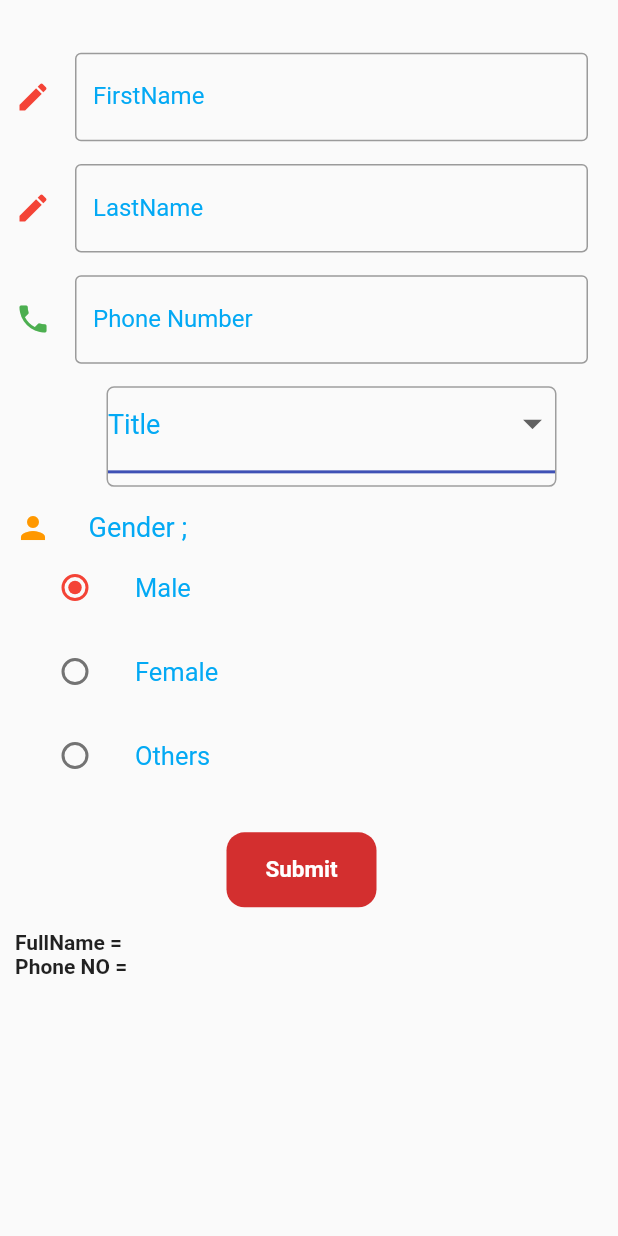
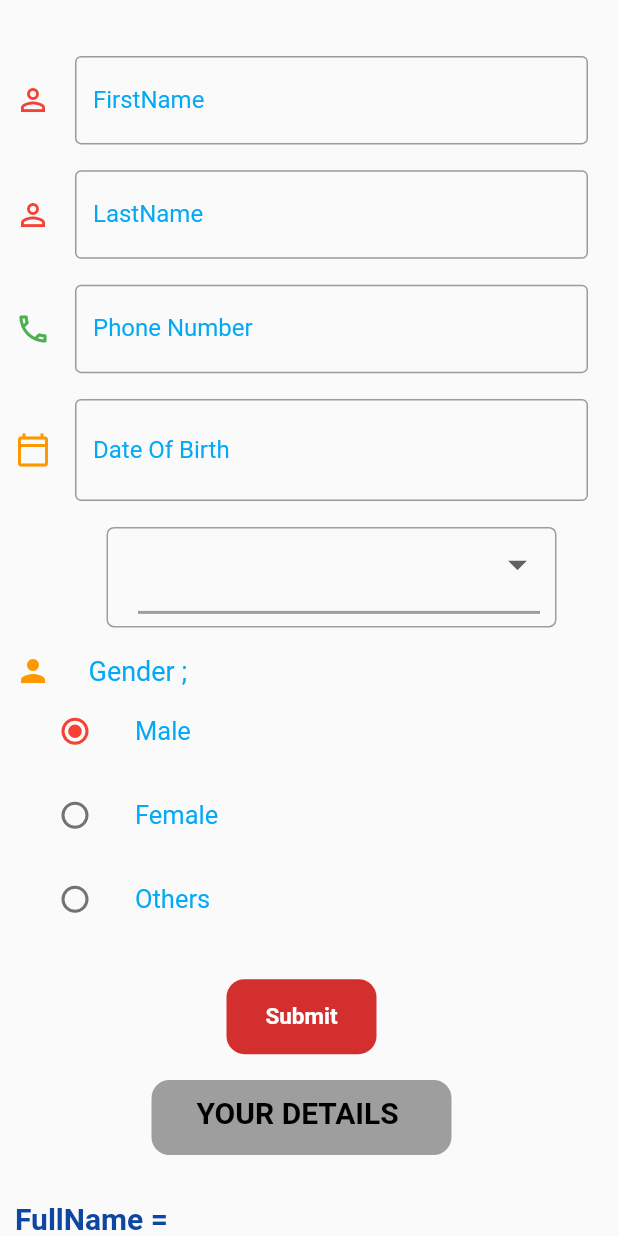
Before and after one commit to Juwonlo/RegPage, a Flutter app: the screen it shows after launch, on a phone screen of 412 x 824 dp. Run offline on Flutter 3.47's test engine with Material 2 defaults, Android fonts, the phone set to English and light mode, and no system bars.

Commit message:
Updated UI

```diff
--- a/lib/regPage.dart
+++ b/lib/regPage.dart
@@ -1,4 +1,4 @@
-import 'dart:ui';
+//import 'dart:ui';
 
 import 'package:flutter/material.dart';
 import 'package:registration/extra.dart';
@@ -15,21 +15,29 @@ class _DisplayState extends State<Display> {
   TextEditingController firstname = new TextEditingController();
   TextEditingController lastname = new TextEditingController();
   TextEditingController number = new TextEditingController();
+  TextEditingController age = new TextEditingController();
 
   Gender _name = Gender.Male;
-  String _dropDownValue;
-  Color _colors = Colors.red[700];
+  String _dropDownValue = '';
+  //Color _colors = Colors.red[700];
+  //Color _color = Colors.green[700];
   String firstnameText = '';
   String lastnameText = '';
   String numberText = '';
+  String ageText = '';
+
+  Color _pressAttention = Colors.red[700];
 
   void Change() {
-    Color _color = Colors.green[700];
     firstnameText = firstname.text;
     lastnameText = lastname.text;
     numberText = number.text;
+    ageText = age.text;
 
-    if (firstnameText == '' || lastnameText == '' || numberText == ''   ) {
+    if (firstnameText == '' ||
+        lastnameText == '' ||
+        numberText == '' ||
+        ageText == '') {
       final snackBar = SnackBar(
         content: Text('Complete Your Details!'),
       );
@@ -37,34 +45,65 @@ class _DisplayState extends State<Display> {
       //print(_color);
       //Navigator.push(
       //context, MaterialPageRoute(builder: (context) => Answerme()));
+      //
     } else {
-
       setState(() {
         displayVisbility();
       });
-
-
-
     }
   }
 
   Widget displayVisbility() {
     return Container(
+      height: 300,
       child: Column(
         mainAxisAlignment: MainAxisAlignment.spaceEvenly,
+        crossAxisAlignment: CrossAxisAlignment.start,
         children: [
-          Text("FullName ="+ ' '+
-              firstnameText.toString() +
+          Text(
+            "FullName =" +
                 " " +
-              lastnameText.toString(),
+                lastnameText.toString() +
+                ' ' +
+                firstnameText.toString(),
             style: TextStyle(
               fontWeight: FontWeight.bold,
+              fontSize: 20,
+              color: Colors.blue[900],
             ),
           ),
-          Text('Phone NO ='+ ' ' + numberText.toString(),
+          Text(
+            'Phone NO =' + ' ' + '0' + numberText.toString(),
             style: TextStyle(
               fontWeight: FontWeight.bold,
-              ),),
+              fontSize: 20,
+              color: Colors.blue[900],
+            ),
+          ),
+          Text(
+            'Date Of Birth =' + ' ' + ageText.toString(),
+            style: TextStyle(
+              fontWeight: FontWeight.bold,
+              fontSize: 20,
+              color: Colors.blue[900],
+            ),
+          ),
+          Text(
+            'Gender =' + ' ' + _name.toString(),
+            style: TextStyle(
+              fontWeight: FontWeight.bold,
+              fontSize: 20,
+              color: Colors.blue[900],
+            ),
+          ),
+          Text(
+            'Title =' + ' ' + _dropDownValue.toString(),
+            style: TextStyle(
+              fontWeight: FontWeight.bold,
+              fontSize: 20,
+              color: Colors.blue[900],
+            ),
+          ),
         ],
       ),
     );
@@ -72,7 +111,7 @@ class _DisplayState extends State<Display> {
 
   Widget collectDetail() {
     return Container(
-      height: 600,
+      height: 700,
       child: Column(
         mainAxisAlignment: MainAxisAlignment.spaceEvenly,
         children: [
@@ -81,30 +120,55 @@ class _DisplayState extends State<Display> {
             keyboardType: TextInputType.name,
             decoration: InputDecoration(
               border: OutlineInputBorder(),
+              hintText: 'Please Provide Your Name',
+              hintStyle: TextStyle(
+                  //fontFamily: 'Pacifico'
+                  ),
               labelText: 'FirstName',
               labelStyle: TextStyle(color: Colors.lightBlue),
-              icon: Icon(Icons.create, color: Colors.red),
+              icon: Icon(Icons.perm_identity, color: Colors.red),
             ),
           ),
           TextField(
             controller: lastname,
             decoration: InputDecoration(
                 border: OutlineInputBorder(),
+                hintText: 'Please Provide Your SurName',
+                hintStyle: TextStyle(
+                    //fontFamily: 'Pacifico'
+                    ),
                 labelText: 'LastName',
                 labelStyle: TextStyle(color: Colors.lightBlue),
-                icon: Icon(Icons.create, color: Colors.red)),
+                icon: Icon(Icons.perm_identity, color: Colors.red)),
           ),
           TextField(
             controller: number,
             keyboardType: TextInputType.phone,
             decoration: InputDecoration(
                 border: OutlineInputBorder(),
+                prefixText: '+234',
+                prefixStyle: TextStyle(color: Colors.black87),
                 labelText: 'Phone Number',
                 labelStyle: TextStyle(color: Colors.lightBlue),
                 icon: Icon(
-                  Icons.phone,
+                  Icons.phone_outlined,
                   color: Colors.green,
                 )),
+          ),
+          TextFormField(
+            controller: age,
+            keyboardType: TextInputType.datetime,
+            decoration: InputDecoration(
+              border: OutlineInputBorder(),
+              hintText: 'Please Provide Your Age',
+              hintStyle: TextStyle(fontFamily: 'Pacifico'),
+              labelText: 'Date Of Birth',
+              labelStyle: TextStyle(color: Colors.lightBlue),
+              icon: Icon(
+                Icons.calendar_today_outlined,
+                color: Colors.orange,
+              ),
+            ),
           ),
           Padding(
             padding: EdgeInsets.only(
@@ -117,7 +181,7 @@ class _DisplayState extends State<Display> {
                   border: Border.all(width: 1, color: Colors.grey),
                   borderRadius: BorderRadius.circular(5)),
               child: Padding(
-                padding: EdgeInsets.only(),
+                padding: EdgeInsets.only(left: 20, right: 10),
                 child: DropdownButton(
                   elevation: 15,
                   hint: _dropDownValue == null
@@ -133,13 +197,12 @@ class _DisplayState extends State<Display> {
                         ),
                   underline: Container(
                     height: 2,
-                    //width:
-                    color: Colors.indigo,
+                    color: Colors.grey,
                   ),
                   isExpanded: true,
                   iconSize: 30.0,
                   style: TextStyle(
-                    color: Colors.deepPurple,
+                    color: Colors.blue[700],
                   ),
                   items: ['MR', 'MRS', 'MASTER', 'MISS'].map(
                     (val) {
@@ -235,13 +298,16 @@ class _DisplayState extends State<Display> {
           InkWell(
             onTap: () {
               Change();
+              _pressAttention = _pressAttention == Colors.red[700] ?
+                    Colors.green[700] :
+                    Colors.green[700];
             },
             child: Container(
               width: 100,
               height: 50,
               decoration: BoxDecoration(
                 borderRadius: BorderRadius.circular(12),
-                color: _colors,
+                color: _pressAttention,
               ),
               child: Align(
                 alignment: Alignment.center,
@@ -265,6 +331,7 @@ class _DisplayState extends State<Display> {
     return SafeArea(
       child: Scaffold(
         body: SingleChildScrollView(
+          scrollDirection: Axis.vertical,
           physics: BouncingScrollPhysics(),
           padding: EdgeInsets.only(left: 10, top: 20, right: 20),
           child: Column(
@@ -272,6 +339,27 @@ class _DisplayState extends State<Display> {
             mainAxisAlignment: MainAxisAlignment.spaceEvenly,
             children: [
               collectDetail(),
+              Align(
+                alignment: Alignment.center,
+                child: Container(
+                  width: 200,
+                  height: 50,
+                  child: Padding(
+                    padding: EdgeInsets.only(
+                        left: 30, right: 30, top: 10, bottom: 13),
+                    child: Text(
+                      'YOUR DETAILS',
+                      style: TextStyle(
+                          fontWeight: FontWeight.bold,
+                          fontSize: 20,
+                          color: Colors.black),
+                    ),
+                  ),
+                  decoration: BoxDecoration(
+                      borderRadius: BorderRadius.circular(12),
+                      color: Colors.grey),
+                ),
+              ),
               displayVisbility(),
             ],
           ),
```
Also changed, not shown: 2 other files. Lines whose indentation alone changed are shown as unchanged.
